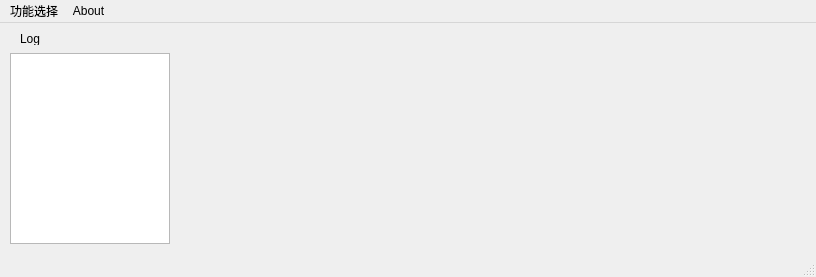
This is microwave.ui in zhuowenzheng/Microwave_Circuit_Parameter_Matrix_Calculator as Qt 5 draws it before an edit. The edited form follows.
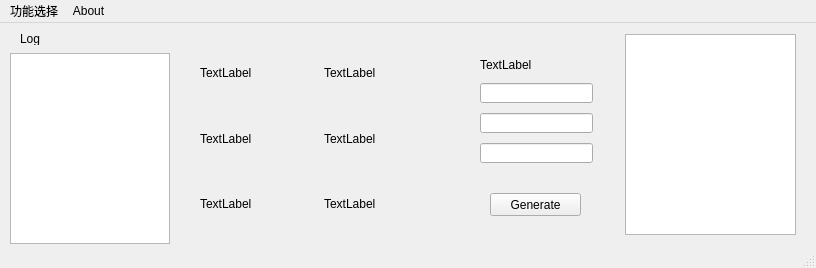
This is the edited form. The open tabs and pages were chosen to show the change.

Commit message: Widget function completed.

```diff
--- a/microwave.ui
+++ b/microwave.ui
@@ -7,7 +7,7 @@
     <x>0</x>
     <y>0</y>
     <width>816</width>
-    <height>277</height>
+    <height>268</height>
    </rect>
   </property>
   <property name="windowTitle">
@@ -26,7 +26,128 @@
     <property name="currentIndex">
      <number>1</number>
     </property>
-    <widget class="QWidget" name="page"/>
+    <widget class="QWidget" name="page">
+     <widget class="QWidget" name="gridLayoutWidget">
+      <property name="geometry">
+       <rect>
+        <x>10</x>
+        <y>10</y>
+        <width>241</width>
+        <height>191</height>
+       </rect>
+      </property>
+      <layout class="QGridLayout" name="gridLayout">
+       <item row="1" column="0">
+        <widget class="QLabel" name="label_8">
+         <property name="text">
+          <string>TextLabel</string>
+         </property>
+        </widget>
+       </item>
+       <item row="1" column="1">
+        <widget class="QLabel" name="label_9">
+         <property name="text">
+          <string>TextLabel</string>
+         </property>
+        </widget>
+       </item>
+       <item row="0" column="1">
+        <widget class="QLabel" name="label_7">
+         <property name="text">
+          <string>TextLabel</string>
+         </property>
+        </widget>
+       </item>
+       <item row="0" column="0">
+        <widget class="QLabel" name="label_6">
+         <property name="text">
+          <string>TextLabel</string>
+         </property>
+        </widget>
+       </item>
+       <item row="2" column="0">
+        <widget class="QLabel" name="label_10">
+         <property name="text">
+          <string>TextLabel</string>
+         </property>
+        </widget>
+       </item>
+       <item row="2" column="1">
+        <widget class="QLabel" name="label_11">
+         <property name="text">
+          <string>TextLabel</string>
+         </property>
+        </widget>
+       </item>
+      </layout>
+     </widget>
+     <widget class="QTextBrowser" name="textBrowser_3">
+      <property name="geometry">
+       <rect>
+        <x>435</x>
+        <y>1</y>
+        <width>171</width>
+        <height>201</height>
+       </rect>
+      </property>
+     </widget>
+     <widget class="QLineEdit" name="lineEdit_5">
+      <property name="geometry">
+       <rect>
+        <x>290</x>
+        <y>50</y>
+        <width>113</width>
+        <height>20</height>
+       </rect>
+      </property>
+     </widget>
+     <widget class="QLineEdit" name="lineEdit_6">
+      <property name="geometry">
+       <rect>
+        <x>290</x>
+        <y>80</y>
+        <width>113</width>
+        <height>20</height>
+       </rect>
+      </property>
+     </widget>
+     <widget class="QLineEdit" name="lineEdit_7">
+      <property name="geometry">
+       <rect>
+        <x>290</x>
+        <y>110</y>
+        <width>113</width>
+        <height>20</height>
+       </rect>
+      </property>
+     </widget>
+     <widget class="QPushButton" name="Generate">
+      <property name="geometry">
+       <rect>
+        <x>300</x>
+        <y>160</y>
+        <width>91</width>
+        <height>23</height>
+       </rect>
+      </property>
+      <property name="text">
+       <string>Generate</string>
+      </property>
+     </widget>
+     <widget class="QLabel" name="label_12">
+      <property name="geometry">
+       <rect>
+        <x>290</x>
+        <y>22</y>
+        <width>111</width>
+        <height>20</height>
+       </rect>
+      </property>
+      <property name="text">
+       <string>TextLabel</string>
+      </property>
+     </widget>
+    </widget>
     <widget class="QWidget" name="page_2">
      <widget class="QLineEdit" name="lineEdit">
       <property name="geometry">
```
Left out of the diff: 2 changed lines with no effect on the pictures. The commit also changes 1 other file.
